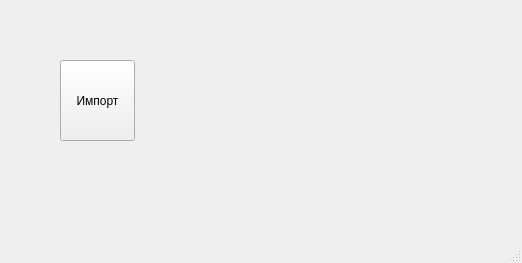
The window that mainWindow.ui (fayzut/invent_L79) describes before a commit, drawn with Qt 5.
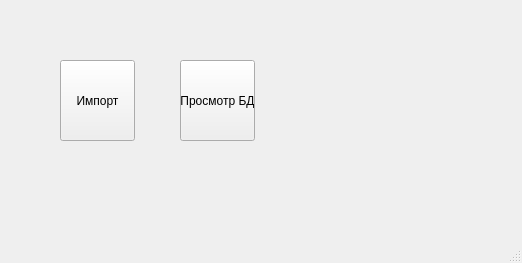
The same window after the commit.

Commit message: Формы: Главная - выбор режима: копка просмотр

```diff
--- a/mainWindow.ui
+++ b/mainWindow.ui
@@ -27,6 +27,19 @@
      <string>Импорт</string>
     </property>
    </widget>
+   <widget class="QPushButton" name="ViewdbBtn">
+    <property name="geometry">
+     <rect>
+      <x>180</x>
+      <y>60</y>
+      <width>75</width>
+      <height>81</height>
+     </rect>
+    </property>
+    <property name="text">
+     <string>Просмотр БД</string>
+    </property>
+   </widget>
   </widget>
   <widget class="QStatusBar" name="statusbar"/>
  </widget>
```
The commit also changes 1 other file.
